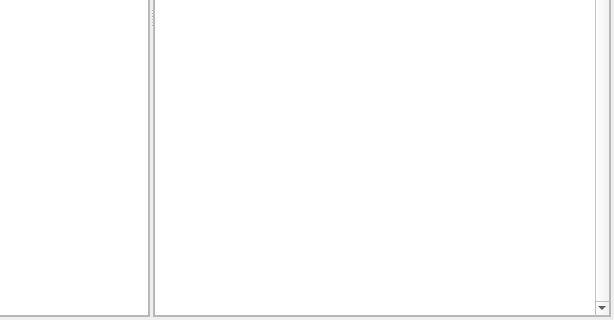
Old version of the form Tools/ResourceEditor/DataQt/materialeditor.ui in the repository reven86/dava.engine; both pictures show x 311 to 925 and y 318 to 638 of the 925 by 638 pixel window.
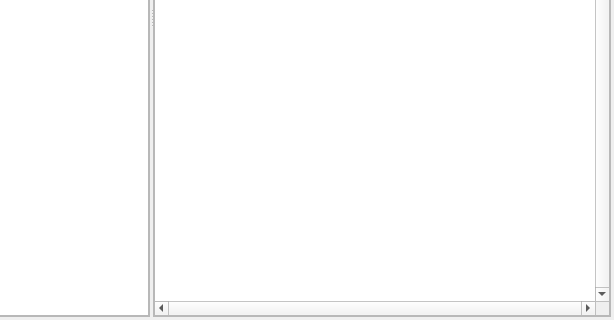
New version of the form. Icons and pictures are not drawn. Custom widgets are drawn as their Qt base class.

Commit message: [DF-6000] Fixed resizing of material editor property tree

The edit to the form file:
```diff
--- a/Tools/ResourceEditor/DataQt/materialeditor.ui
+++ b/Tools/ResourceEditor/DataQt/materialeditor.ui
@@ -178,6 +178,12 @@
          <property name="verticalScrollBarPolicy">
           <enum>Qt::ScrollBarAlwaysOn</enum>
          </property>
+         <property name="horizontalScrollBarPolicy">
+          <enum>Qt::ScrollBarAlwaysOn</enum>
+         </property>
+         <property name="verticalScrollMode">
+          <enum>QAbstractItemView::ScrollPerPixel</enum>
+         </property>
         </widget>
        </item>
       </layout>
```
Left out of the diff: 33 changed lines with no effect on the pictures.
